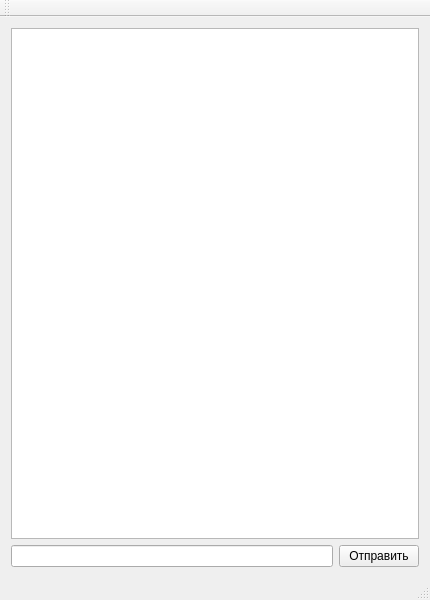
Qt form QTMessenger/InterfaceChat.ui (MisterMax707/QTMessenger) before a commit.
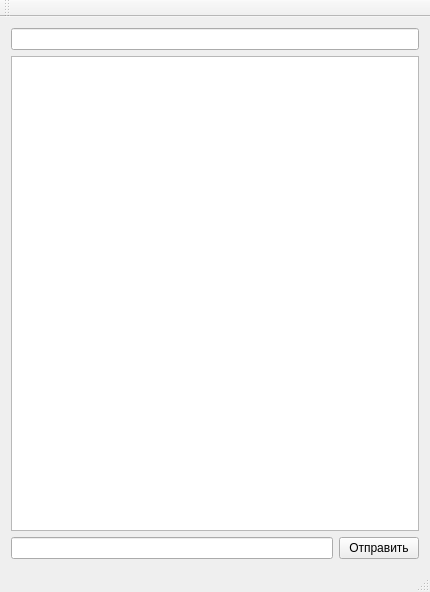
The same form after that commit.

```diff
--- a/QTMessenger/InterfaceChat.ui
+++ b/QTMessenger/InterfaceChat.ui
@@ -7,7 +7,7 @@
     <x>0</x>
     <y>0</y>
     <width>430</width>
-    <height>600</height>
+    <height>592</height>
    </rect>
   </property>
   <property name="windowTitle">
@@ -17,6 +17,9 @@
    <layout class="QVBoxLayout" name="verticalLayout_2">
     <item>
      <layout class="QVBoxLayout" name="verticalLayout">
+      <item>
+       <widget class="QLineEdit" name="lineEdit_nameChatOrContact"/>
+      </item>
       <item>
        <widget class="QListView" name="listView_chat"/>
       </item>
```
Left out of the diff: 2 changed lines with no effect on the pictures.
